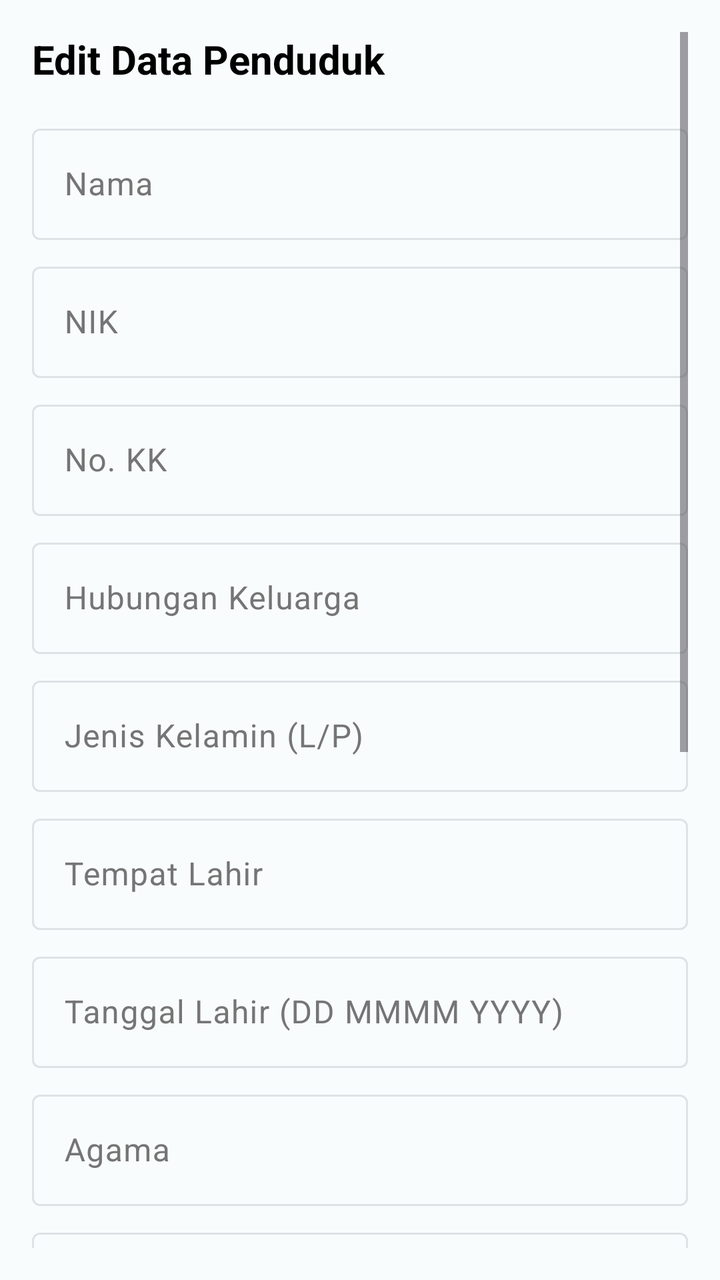
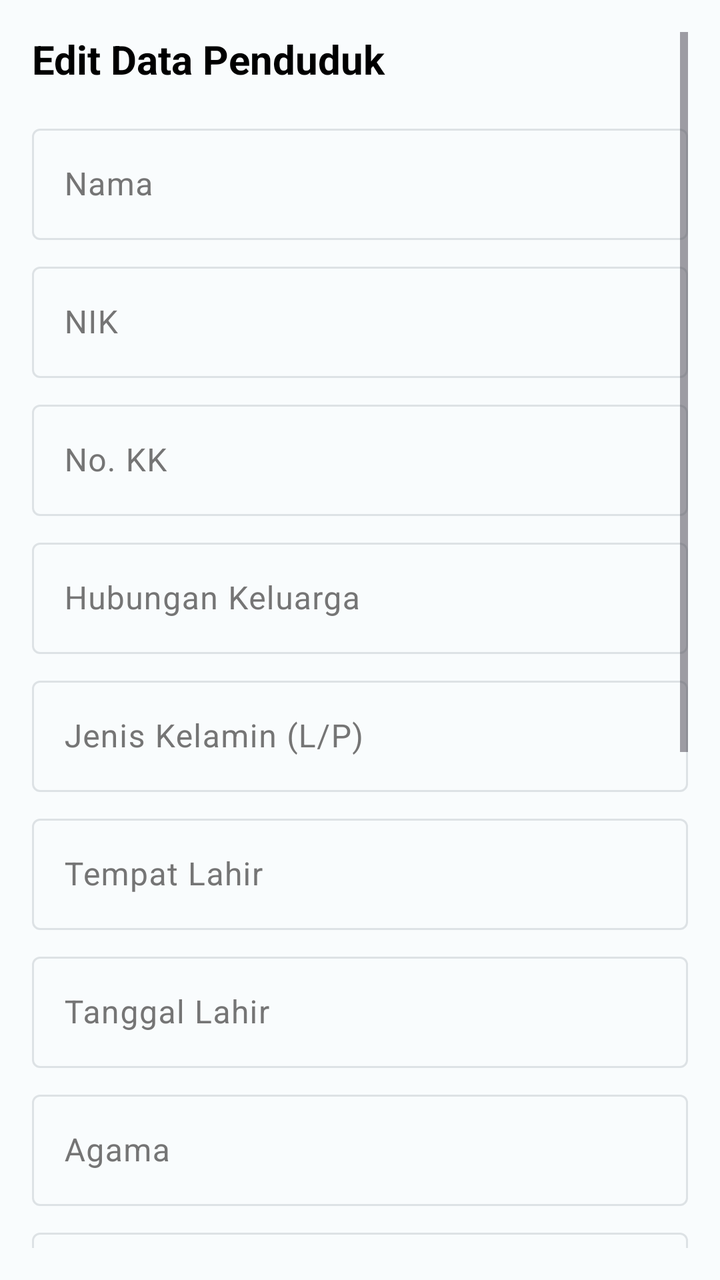

Before-and-after screenshots of an Android layout around one commit, followed by the original layout XML and the change that was made.
<!-- AndroidManifest.xml: application theme Theme.JelajahSungaiPulai -->
<!-- res/layout/dialog_edit_penduduk.xml -->
<?xml version="1.0" encoding="utf-8"?>
<ScrollView xmlns:android="http://schemas.android.com/apk/res/android"
    xmlns:app="http://schemas.android.com/apk/res-auto"
    android:layout_width="match_parent"
    android:layout_height="wrap_content"
    android:padding="16dp">

    <LinearLayout
        android:layout_width="match_parent"
        android:layout_height="wrap_content"
        android:orientation="vertical">

        <TextView
            android:layout_width="wrap_content"
            android:layout_height="wrap_content"
            android:text="Edit Data Penduduk"
            android:textSize="20sp"
            android:textStyle="bold"
            android:layout_marginBottom="16dp"
            android:textColor="@color/black"/>

        <com.google.android.material.textfield.TextInputLayout
            android:layout_width="match_parent"
            android:layout_height="wrap_content"
            android:layout_marginBottom="8dp"
            android:hint="Nama">
            <com.google.android.material.textfield.TextInputEditText
                android:id="@+id/et_nama"
                android:layout_width="match_parent"
                android:layout_height="wrap_content"
                android:inputType="textCapWords"/>
        </com.google.android.material.textfield.TextInputLayout>

        <com.google.android.material.textfield.TextInputLayout
            android:layout_width="match_parent"
            android:layout_height="wrap_content"
            android:layout_marginBottom="8dp"
            android:hint="NIK">
            <com.google.android.material.textfield.TextInputEditText
                android:id="@+id/et_nik"
                android:layout_width="match_parent"
                android:layout_height="wrap_content"
                android:inputType="number"
                android:enabled="false"/> 
        </com.google.android.material.textfield.TextInputLayout>

        <com.google.android.material.textfield.TextInputLayout
            android:layout_width="match_parent"
            android:layout_height="wrap_content"
            android:layout_marginBottom="8dp"
            android:hint="No. KK">
            <com.google.android.material.textfield.TextInputEditText
                android:id="@+id/et_no_kk"
                android:layout_width="match_parent"
                android:layout_height="wrap_content"
                android:inputType="number"/>
        </com.google.android.material.textfield.TextInputLayout>

        <com.google.android.material.textfield.TextInputLayout
            android:layout_width="match_parent"
            android:layout_height="wrap_content"
            android:layout_marginBottom="8dp"
            android:hint="Hubungan Keluarga">
            <com.google.android.material.textfield.TextInputEditText
                android:id="@+id/et_hub_keluarga"
                android:layout_width="match_parent"
                android:layout_height="wrap_content"
                android:inputType="textCapWords"/>
        </com.google.android.material.textfield.TextInputLayout>

        <com.google.android.material.textfield.TextInputLayout
            android:layout_width="match_parent"
            android:layout_height="wrap_content"
            android:layout_marginBottom="8dp"
            android:hint="Jenis Kelamin (L/P)">
            <com.google.android.material.textfield.TextInputEditText
                android:id="@+id/et_jenis_kel"
                android:layout_width="match_parent"
                android:layout_height="wrap_content"
                android:inputType="textCapCharacters"
                android:maxLength="1"/>
        </com.google.android.material.textfield.TextInputLayout>

        <com.google.android.material.textfield.TextInputLayout
            android:layout_width="match_parent"
            android:layout_height="wrap_content"
            android:layout_marginBottom="8dp"
            android:hint="Tempat Lahir">
            <com.google.android.material.textfield.TextInputEditText
                android:id="@+id/et_tempat_lahir"
                android:layout_width="match_parent"
                android:layout_height="wrap_content"
                android:inputType="textCapWords"/>
        </com.google.android.material.textfield.TextInputLayout>

        <com.google.android.material.textfield.TextInputLayout
            android:layout_width="match_parent"
            android:layout_height="wrap_content"
            android:layout_marginBottom="8dp"
            android:hint="Tanggal Lahir (DD MMMM YYYY)">
            <com.google.android.material.textfield.TextInputEditText
                android:id="@+id/et_tgl_lahir"
                android:layout_width="match_parent"
                android:layout_height="wrap_content"
                android:inputType="date"/>
        </com.google.android.material.textfield.TextInputLayout>

        <com.google.android.material.textfield.TextInputLayout
            android:layout_width="match_parent"
            android:layout_height="wrap_content"
            android:layout_marginBottom="8dp"
            android:hint="Agama">
            <com.google.android.material.textfield.TextInputEditText
                android:id="@+id/et_agama"
                android:layout_width="match_parent"
                android:layout_height="wrap_content"
                android:inputType="textCapWords"/>
        </com.google.android.material.textfield.TextInputLayout>

        <com.google.android.material.textfield.TextInputLayout
            android:layout_width="match_parent"
            android:layout_height="wrap_content"
            android:layout_marginBottom="8dp"
            android:hint="Pendidikan">
            <com.google.android.material.textfield.TextInputEditText
                android:id="@+id/et_pendidikan"
                android:layout_width="match_parent"
                android:layout_height="wrap_content"
                android:inputType="textCapWords"/>
        </com.google.android.material.textfield.TextInputLayout>

        <com.google.android.material.textfield.TextInputLayout
            android:layout_width="match_parent"
            android:layout_height="wrap_content"
            android:layout_marginBottom="8dp"
            android:hint="Pekerjaan">
            <com.google.android.material.textfield.TextInputEditText
                android:id="@+id/et_pekerjaan"
                android:layout_width="match_parent"
                android:layout_height="wrap_content"
                android:inputType="textCapWords"/>
        </com.google.android.material.textfield.TextInputLayout>

        <com.google.android.material.textfield.TextInputLayout
            android:layout_width="match_parent"
            android:layout_height="wrap_content"
            android:layout_marginBottom="8dp"
            android:hint="Status">
            <com.google.android.material.textfield.TextInputEditText
                android:id="@+id/et_status"
                android:layout_width="match_parent"
                android:layout_height="wrap_content"
                android:inputType="textCapWords"/>
        </com.google.android.material.textfield.TextInputLayout>

        <com.google.android.material.textfield.TextInputLayout
            android:layout_width="match_parent"
            android:layout_height="wrap_content"
            android:layout_marginBottom="8dp"
            android:hint="RT">
            <com.google.android.material.textfield.TextInputEditText
                android:id="@+id/et_rt"
                android:layout_width="match_parent"
                android:layout_height="wrap_content"
                android:inputType="number"/>
        </com.google.android.material.textfield.TextInputLayout>

        <com.google.android.material.textfield.TextInputLayout
            android:layout_width="match_parent"
            android:layout_height="wrap_content"
            android:layout_marginBottom="8dp"
            android:hint="Kampung">
            <com.google.android.material.textfield.TextInputEditText
                android:id="@+id/et_kampung"
                android:layout_width="match_parent"
                android:layout_height="wrap_content"
                android:inputType="textCapWords"/>
        </com.google.android.material.textfield.TextInputLayout>

        <com.google.android.material.textfield.TextInputLayout
            android:layout_width="match_parent"
            android:layout_height="wrap_content"
            android:layout_marginBottom="16dp"
            android:hint="Kepala Keluarga">
            <com.google.android.material.textfield.TextInputEditText
                android:id="@+id/et_kep_kel"
                android:layout_width="match_parent"
                android:layout_height="wrap_content"
                android:inputType="textCapWords"/>
        </com.google.android.material.textfield.TextInputLayout>

        <LinearLayout
            android:layout_width="match_parent"
            android:layout_height="wrap_content"
            android:orientation="horizontal"
            android:gravity="end">

            <Button
                android:id="@+id/btn_cancel_edit"
                android:layout_width="wrap_content"
                android:layout_height="wrap_content"
                android:text="Batal"
                style="?attr/materialButtonOutlinedStyle"
                android:layout_marginEnd="8dp"/>

            <Button
                android:id="@+id/btn_save_edit"
                android:layout_width="wrap_content"
                android:layout_height="wrap_content"
                android:text="Simpan"/>
        </LinearLayout>

    </LinearLayout>
</ScrollView>
<!-- resources referenced by this layout -->
<resources>
  <color name="black">#FF000000</color>
  <style name="Theme.JelajahSungaiPulai" parent="Base.Theme.JelajahSungaiPulai" />
  <style name="Base.Theme.JelajahSungaiPulai" parent="Theme.Material3.DayNight.NoActionBar">
          <item name="android:forceDarkAllowed" tools:targetApi="q">false</item>
  
          
          <item name="colorPrimary">@color/jelajah_primary</item>
          <item name="colorOnPrimary">@color/white</item>
          <item name="colorPrimaryContainer">@color/jelajah_primary_light</item>
          <item name="colorOnPrimaryContainer">@color/jelajah_primary_dark</item>
  
          
          <item name="colorSecondary">@color/jelajah_secondary</item>
          <item name="colorOnSecondary">@color/white</item>
          <item name="colorSecondaryContainer">@color/jelajah_secondary_light</item>
          <item name="colorOnSecondaryContainer">@color/jelajah_secondary_dark</item>
  
          
          <item name="colorError">@color/status_error</item>
          <item name="colorOnError">@color/white</item>
          <item name="colorErrorContainer">#F9DEDC</item>
          <item name="colorOnErrorContainer">#410E0B</item>
  
          
          <item name="android:colorBackground">@color/background_light</item>
          <item name="colorOnBackground">@color/text_primary</item>
          <item name="colorSurface">@color/white</item>
          <item name="colorOnSurface">@color/text_primary</item>
          <item name="colorSurfaceVariant">@color/background_light</item>
          <item name="colorOnSurfaceVariant">@color/text_secondary</item>
          <item name="colorOutline">@color/border_color</item>
      </style>
  <color name="jelajah_primary">#003F4F</color>
  <color name="white">#FFFFFFFF</color>
  <color name="jelajah_primary_light">#D6F3FF</color>
  <color name="jelajah_primary_dark">#001F2A</color>
  <color name="jelajah_secondary">#4B8A48</color>
  <color name="jelajah_secondary_light">#A8D5A6</color>
  <color name="jelajah_secondary_dark">#2E5E2C</color>
  <color name="status_error">#D32F2F</color>
  <color name="background_light">#F9FCFD</color>
  <color name="text_primary">#212121</color>
  <color name="text_secondary">#757575</color>
  <color name="border_color">#DDE2E5</color>
</resources>

<!-- the commit's change to res/layout/dialog_edit_penduduk.xml (unified diff, before → after) -->
@@ -11,6 +11,7 @@
         android:orientation="vertical">
 
         <TextView
+            android:id="@+id/tv_dialog_title"
             android:layout_width="wrap_content"
             android:layout_height="wrap_content"
             android:text="Edit Data Penduduk"
@@ -97,12 +98,14 @@
             android:layout_width="match_parent"
             android:layout_height="wrap_content"
             android:layout_marginBottom="8dp"
-            android:hint="Tanggal Lahir (DD MMMM YYYY)">
+            android:hint="Tanggal Lahir">
             <com.google.android.material.textfield.TextInputEditText
                 android:id="@+id/et_tgl_lahir"
                 android:layout_width="match_parent"
                 android:layout_height="wrap_content"
-                android:inputType="date"/>
+                android:focusable="false"
+                android:clickable="true"
+                android:cursorVisible="false"/>
         </com.google.android.material.textfield.TextInputLayout>
 
         <com.google.android.material.textfield.TextInputLayout
